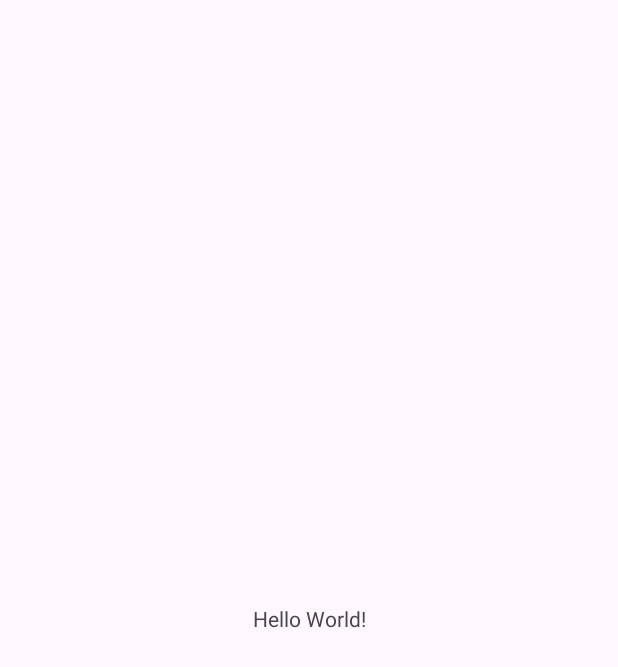
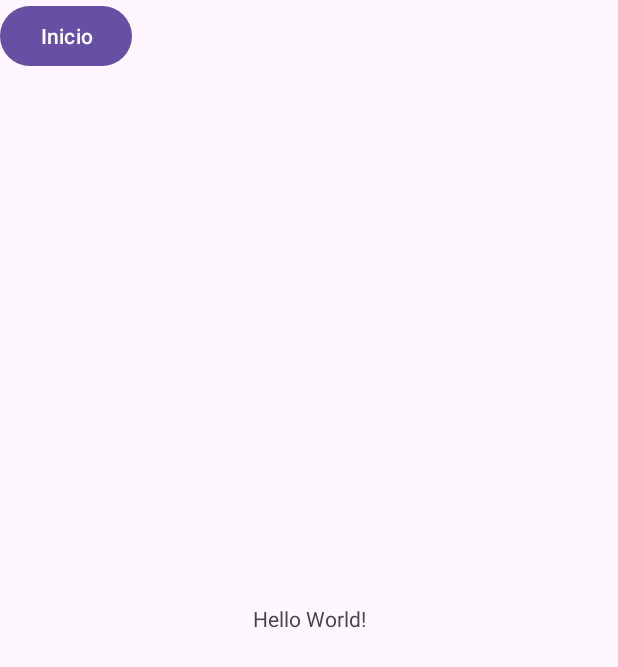
Before and after one commit to moisestz1011/Test-project-examenP, an Android app: the screen it shows after launch (MainActivity), on a phone screen of 412 x 824 dp. Before the commit the part shown is almost empty. Shown: the top 667 px of the screen. Run offline under Robolectric (Android 15) with nearby library versions, the phone set to English and light mode, and no system bars.

Commit message:
add buttton in acttivity main

```diff
--- a/app/src/main/res/layout/activity_main.xml
+++ b/app/src/main/res/layout/activity_main.xml
@@ -16,4 +16,13 @@
         app:layout_constraintStart_toStartOf="parent"
         app:layout_constraintTop_toTopOf="parent" />
 
+    <Button
+        android:id="@+id/btnInicio"
+        android:layout_width="wrap_content"
+        android:layout_height="wrap_content"
+        android:text="Inicio"
+        tools:ignore="HardcodedText,MissingConstraints"
+        tools:layout_editor_absoluteX="151dp"
+        tools:layout_editor_absoluteY="483dp" />
+
 </androidx.constraintlayout.widget.ConstraintLayout>
```
